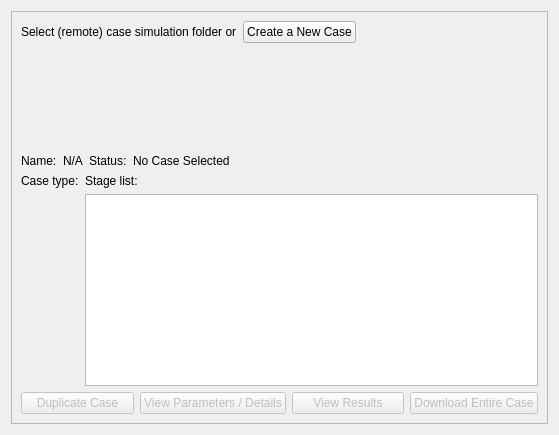
Before: the Qt Designer form cwe_guiWidgets/cwe_manage_simulation.ui in NHERI-SimCenter/CWE-Simulation-Tool, drawn with Qt 5.
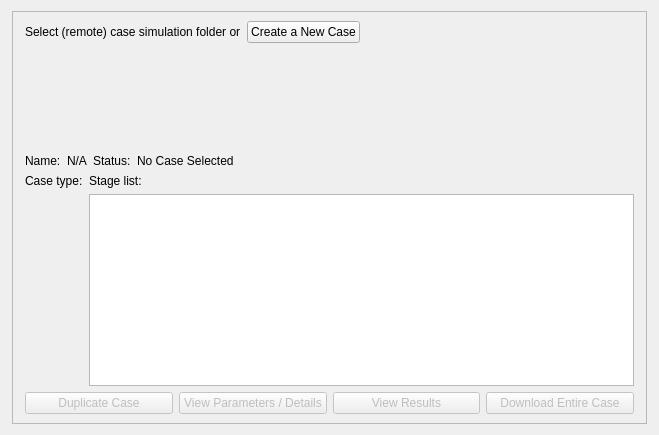
After: the same form once the commit is applied. Icons and pictures are not drawn. Custom widgets are drawn as their Qt base class.

Commit message: standardized margins/spacing throughout

```diff
--- a/cwe_guiWidgets/cwe_manage_simulation.ui
+++ b/cwe_guiWidgets/cwe_manage_simulation.ui
@@ -41,7 +41,7 @@
    <rect>
     <x>0</x>
     <y>0</y>
-    <width>559</width>
+    <width>659</width>
     <height>435</height>
    </rect>
   </property>
@@ -49,6 +49,12 @@
    <string>Form</string>
   </property>
   <layout class="QGridLayout" name="gridLayout">
+   <property name="leftMargin">
+    <number>12</number>
+   </property>
+   <property name="rightMargin">
+    <number>12</number>
+   </property>
    <property name="verticalSpacing">
     <number>-1</number>
    </property>
@@ -61,6 +67,12 @@
       <enum>QFrame::Raised</enum>
      </property>
      <layout class="QGridLayout" name="gridlayout_4">
+      <property name="leftMargin">
+       <number>12</number>
+      </property>
+      <property name="rightMargin">
+       <number>12</number>
+      </property>
       <property name="horizontalSpacing">
        <number>0</number>
       </property>
@@ -148,7 +160,7 @@
            </property>
            <property name="sizeHint" stdset="0">
             <size>
-             <width>86</width>
+             <width>110</width>
              <height>20</height>
             </size>
            </property>
```
The commit also changes 1 other file.
